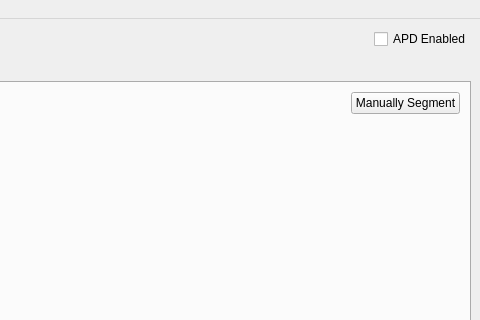
The window that qmake/view_cal/mainwindow.ui (dfreese/BreastCal) describes before a commit, drawn with Qt 5; both pictures show x 474 to 954 and y 0 to 320 of the 954 by 717 pixel window.
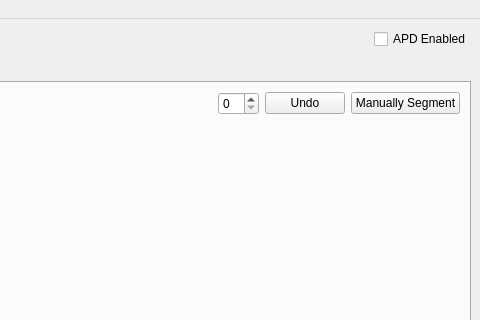
The same window after the commit. The open tabs and pages were chosen to show the change. Custom widgets are drawn as their Qt base class.

Commit message: add undo and individual fail

Patch:
```diff
--- a/qmake/view_cal/mainwindow.ui
+++ b/qmake/view_cal/mainwindow.ui
@@ -72,6 +72,16 @@
               </property>
              </spacer>
             </item>
+            <item>
+             <widget class="QSpinBox" name="spinBox_seg_idx"/>
+            </item>
+            <item>
+             <widget class="QPushButton" name="pushButton_undo_seg">
+              <property name="text">
+               <string>Undo</string>
+              </property>
+             </widget>
+            </item>
             <item>
              <widget class="QPushButton" name="pushButton_seg">
               <property name="text">
```
The commit also changes 2 other files.
